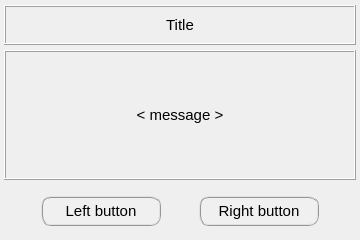
Qt form data/user_input/ui_files/Project/call_double_confirmation_input.ui (open-pulse/OpenPulse) before a commit.
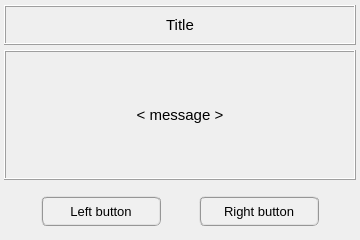
The same form after that commit.

Commit message: New project interface

Patch:
```diff
--- a/data/user_input/ui_files/Project/call_double_confirmation_input.ui
+++ b/data/user_input/ui_files/Project/call_double_confirmation_input.ui
@@ -244,16 +244,16 @@
         <property name="font">
          <font>
           <family>MS Shell Dlg 2</family>
-          <pointsize>11</pointsize>
+          <pointsize>10</pointsize>
           <weight>9</weight>
           <italic>false</italic>
           <bold>false</bold>
          </font>
         </property>
         <property name="styleSheet">
-         <string notr="true">QPushButton{border-radius: 10px; border-color: rgb(150, 150, 150); border-style: ridge; border-width: 2px; color: rgb(0, 0, 0); background-color: rgb(240, 240, 240); font: 75 11pt &quot;MS Shell Dlg 2&quot;}
-QPushButton:hover{border-radius: 10px; border-color: rgb(0, 170, 255); border-style: ridge; border-width: 2px; color: rgb(0, 0, 0); background-color: rgba(174, 213, 255, 100); font: 75 11pt &quot;MS Shell Dlg 2&quot;}
-QPushButton:pressed{border-radius: 10px; border-color: rgb(0, 170, 255); border-style: ridge; border-width: 3px; color: rgb(0, 0, 0); background-color: rgb(174, 213, 255); font: 75 11pt &quot;MS Shell Dlg 2&quot;}</string>
+         <string notr="true">QPushButton{border-radius: 6px; border-color: rgb(150, 150, 150); border-style: ridge; border-width: 2px; color: rgb(0, 0, 0); background-color: rgb(240, 240, 240); font: 75 10pt &quot;MS Shell Dlg 2&quot;}
+QPushButton:hover{border-radius: 6px; border-color: rgb(0, 170, 255); border-style: ridge; border-width: 2px; color: rgb(0, 0, 0); background-color: rgba(174, 213, 255, 100); font: 75 10pt &quot;MS Shell Dlg 2&quot;}
+QPushButton:pressed{border-radius: 6px; border-color: rgb(0, 170, 255); border-style: ridge; border-width: 3px; color: rgb(0, 0, 0); background-color: rgb(174, 213, 255); font: 75 10pt &quot;MS Shell Dlg 2&quot;}</string>
         </property>
         <property name="text">
          <string>Left button</string>
@@ -286,16 +286,16 @@
         <property name="font">
          <font>
           <family>MS Shell Dlg 2</family>
-          <pointsize>11</pointsize>
+          <pointsize>10</pointsize>
           <weight>9</weight>
           <italic>false</italic>
           <bold>false</bold>
          </font>
         </property>
         <property name="styleSheet">
-         <string notr="true">QPushButton{border-radius: 10px; border-color: rgb(150, 150, 150); border-style: ridge; border-width: 2px; color: rgb(0, 0, 0); background-color: rgb(240, 240, 240); font: 75 11pt &quot;MS Shell Dlg 2&quot;}
-QPushButton:hover{border-radius: 10px; border-color: rgb(0, 170, 255); border-style: ridge; border-width: 2px; color: rgb(0, 0, 0); background-color: rgba(174, 213, 255, 100); font: 75 11pt &quot;MS Shell Dlg 2&quot;}
-QPushButton:pressed{border-radius: 10px; border-color: rgb(0, 170, 255); border-style: ridge; border-width: 3px; color: rgb(0, 0, 0); background-color: rgb(174, 213, 255); font: 75 11pt &quot;MS Shell Dlg 2&quot;}</string>
+         <string notr="true">QPushButton{border-radius: 6px; border-color: rgb(150, 150, 150); border-style: ridge; border-width: 2px; color: rgb(0, 0, 0); background-color: rgb(240, 240, 240); font: 75 10pt &quot;MS Shell Dlg 2&quot;}
+QPushButton:hover{border-radius: 6px; border-color: rgb(0, 170, 255); border-style: ridge; border-width: 2px; color: rgb(0, 0, 0); background-color: rgba(174, 213, 255, 100); font: 75 10pt &quot;MS Shell Dlg 2&quot;}
+QPushButton:pressed{border-radius: 6px; border-color: rgb(0, 170, 255); border-style: ridge; border-width: 3px; color: rgb(0, 0, 0); background-color: rgb(174, 213, 255); font: 75 10pt &quot;MS Shell Dlg 2&quot;}</string>
         </property>
         <property name="text">
          <string>Right button</string>
```
Left out of the diff: 2 changed lines with no effect on the pictures. The commit also changes 6 other files.
